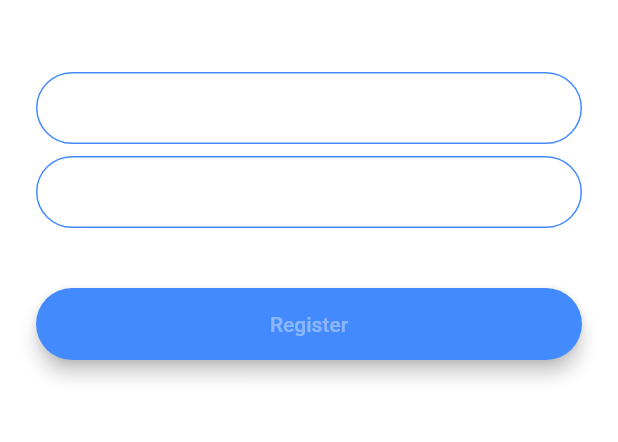
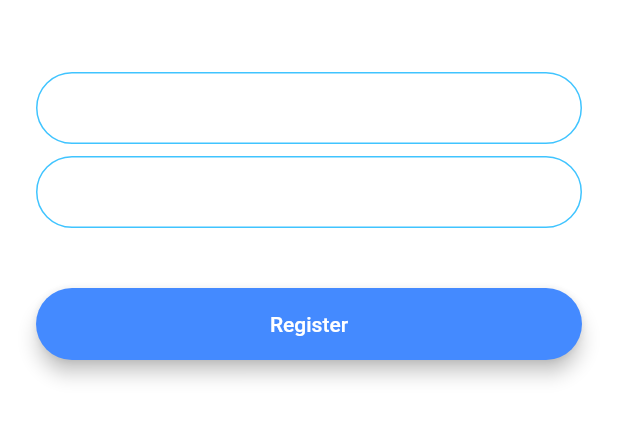
Before and after one commit to NowoCodes/flash-chat, a Flutter app: the RegistrationScreen screen opened by its route, on a phone screen of 412 x 824 dp, the part 576-1018 px from its top. Run offline on Flutter 3.47's test engine with Material 2 defaults, Android fonts, the phone set to English and light mode, and no system bars; our stand-ins replace animated_text_kit.

```diff
--- a/lib/screens/registration_screen.dart
+++ b/lib/screens/registration_screen.dart
@@ -1,5 +1,6 @@
 import 'package:flutter/material.dart';
 import 'package:flashchat/components/rounded_button.dart';
+import 'package:flashchat/constants.dart';
 
 class RegistrationScreen extends StatefulWidget {
   static String id = 'registration_screen';
@@ -32,21 +33,8 @@ class _RegistrationScreenState extends State<RegistrationScreen> {
               onChanged: (value) {
                 //Do something with the user input.
               },
-              decoration: InputDecoration(
-                hintText: 'Enter your email',
-                contentPadding:
-                    EdgeInsets.symmetric(vertical: 10.0, horizontal: 20.0),
-                border: OutlineInputBorder(
-                  borderRadius: BorderRadius.all(Radius.circular(32.0)),
-                ),
-                enabledBorder: OutlineInputBorder(
-                  borderSide: BorderSide(color: Colors.blueAccent, width: 1.0),
-                  borderRadius: BorderRadius.all(Radius.circular(32.0)),
-                ),
-                focusedBorder: OutlineInputBorder(
-                  borderSide: BorderSide(color: Colors.blueAccent, width: 2.0),
-                  borderRadius: BorderRadius.all(Radius.circular(32.0)),
-                ),
+              decoration: kTextFieldDecoration.copyWith(
+                hintText: 'Enter your email'
               ),
             ),
             SizedBox(
@@ -56,21 +44,8 @@ class _RegistrationScreenState extends State<RegistrationScreen> {
               onChanged: (value) {
                 //Do something with the user input.
               },
-              decoration: InputDecoration(
+              decoration: kTextFieldDecoration.copyWith(
                 hintText: 'Enter your password',
-                contentPadding:
-                    EdgeInsets.symmetric(vertical: 10.0, horizontal: 20.0),
-                border: OutlineInputBorder(
-                  borderRadius: BorderRadius.all(Radius.circular(32.0)),
-                ),
-                enabledBorder: OutlineInputBorder(
-                  borderSide: BorderSide(color: Colors.blueAccent, width: 1.0),
-                  borderRadius: BorderRadius.all(Radius.circular(32.0)),
-                ),
-                focusedBorder: OutlineInputBorder(
-                  borderSide: BorderSide(color: Colors.blueAccent, width: 2.0),
-                  borderRadius: BorderRadius.all(Radius.circular(32.0)),
-                ),
               ),
             ),
             SizedBox(
@@ -79,7 +54,7 @@ class _RegistrationScreenState extends State<RegistrationScreen> {
             RoundedButton(
               color: Colors.blueAccent,
               btnTitle: 'Register',
-              onPressed: null,
+              onPressed: () {},
             ),
           ],
         ),
```
